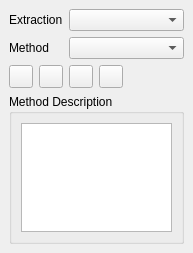
This is CDTStudio/cdtextractiondockwidget.ui in chenguanzhou/CDTStudio as Qt 5 draws it before an edit. The edited form follows.
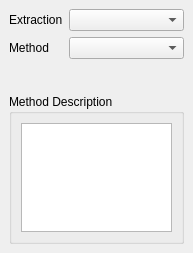
This is the edited form.

Commit message: Add Assessment dialog. still exist bugs

Patch:
```diff
--- a/CDTStudio/cdtextractiondockwidget.ui
+++ b/CDTStudio/cdtextractiondockwidget.ui
@@ -66,6 +66,9 @@
         <property name="toolButtonStyle">
          <enum>Qt::ToolButtonIconOnly</enum>
         </property>
+        <property name="autoRaise">
+         <bool>true</bool>
+        </property>
        </widget>
       </item>
       <item>
@@ -73,6 +76,9 @@
         <property name="toolButtonStyle">
          <enum>Qt::ToolButtonIconOnly</enum>
         </property>
+        <property name="autoRaise">
+         <bool>true</bool>
+        </property>
        </widget>
       </item>
       <item>
@@ -80,6 +86,9 @@
         <property name="toolButtonStyle">
          <enum>Qt::ToolButtonIconOnly</enum>
         </property>
+        <property name="autoRaise">
+         <bool>true</bool>
+        </property>
        </widget>
       </item>
       <item>
@@ -87,6 +96,9 @@
         <property name="toolButtonStyle">
          <enum>Qt::ToolButtonIconOnly</enum>
         </property>
+        <property name="autoRaise">
+         <bool>true</bool>
+        </property>
        </widget>
       </item>
       <item>
```
The commit also changes 4 other files.
